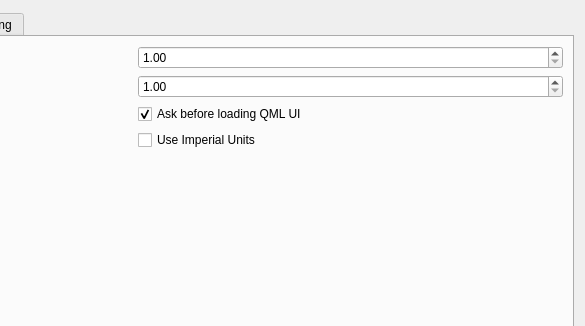
vedderb/vesc_tool, file preferences.ui: the form before one commit; both pictures show x 315 to 900 and y 0 to 326 of the 900 by 551 pixel window.
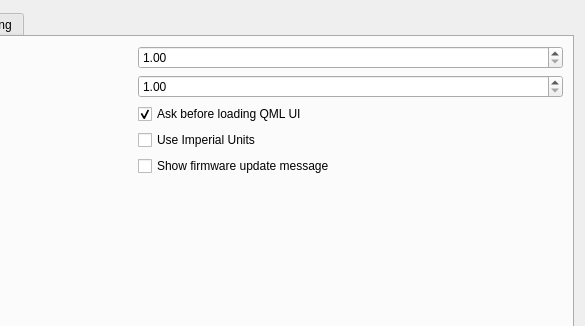
The form after the commit. Icons and pictures are not drawn. Custom widgets are drawn as their Qt base class.

Commit message: Updated messages and added option to disable firmware update message

Patch:
```diff
--- a/preferences.ui
+++ b/preferences.ui
@@ -32,9 +32,9 @@
       <attribute name="title">
        <string>UI</string>
       </attribute>
-      <layout class="QVBoxLayout" name="verticalLayout">
+      <layout class="QVBoxLayout" name="verticalLayout" stretch="0,1">
        <item>
-        <layout class="QGridLayout" name="gridLayout_41">
+        <layout class="QGridLayout" name="gridLayout_41" columnminimumwidth="0,1">
          <item row="2" column="0">
           <widget class="QCheckBox" name="loadQmlUiConnectBox">
            <property name="text">
@@ -140,6 +140,13 @@
            </property>
           </widget>
          </item>
+         <item row="4" column="1">
+          <widget class="QCheckBox" name="showFwUpdateBox">
+           <property name="text">
+            <string>Show firmware update message</string>
+           </property>
+          </widget>
+         </item>
         </layout>
        </item>
        <item>
```
Left out of the diff: 24 changed lines with no effect on the pictures. The commit also changes 5 other files.
